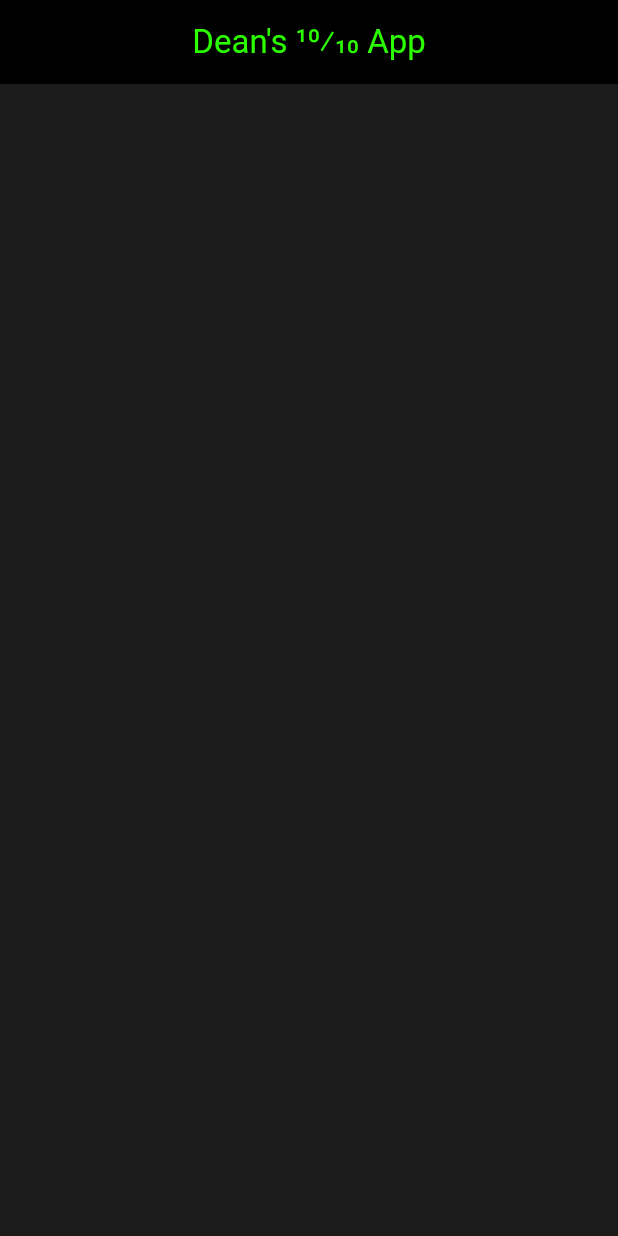
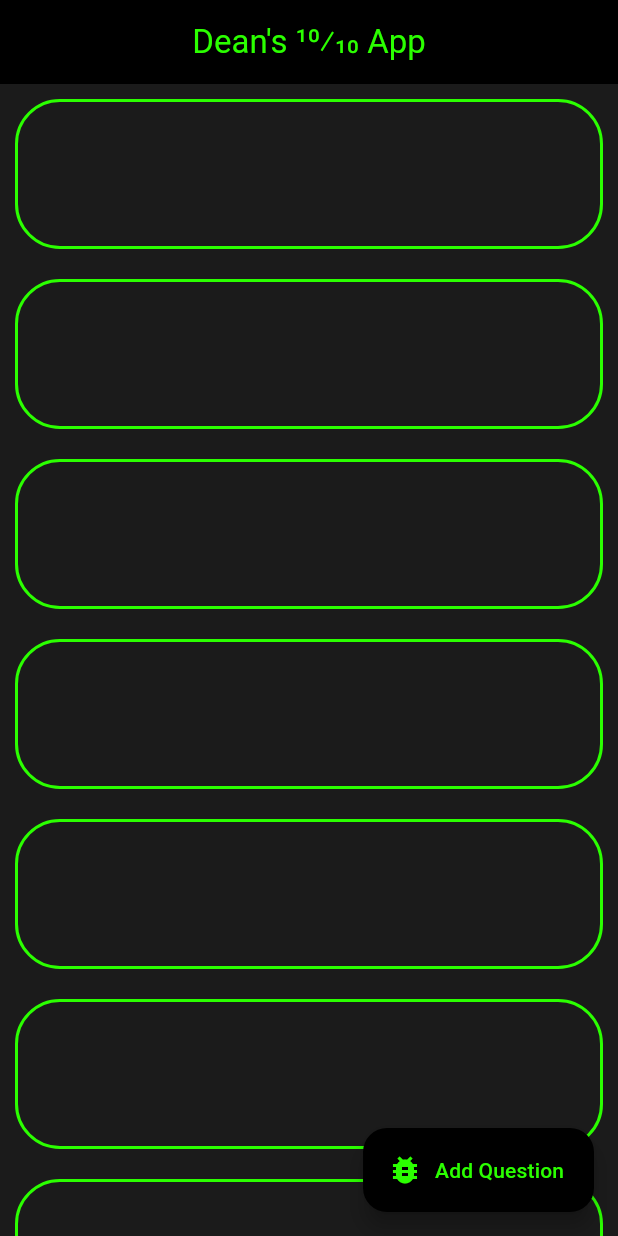
Before and after one commit to De4nWhit3/flutter_task15, a Flutter app: the screen it shows after launch, on a phone screen of 412 x 824 dp. Run offline on Flutter 3.47's test engine with Material 2 defaults, Android fonts, the phone set to English and light mode, and no system bars; our stand-ins replace flutter_staggered_animations.

Commit message:
added question class and template pages with colors

```diff
--- a/lib/main.dart
+++ b/lib/main.dart
@@ -1,7 +1,11 @@
 import 'dart:ui';
 
 import 'package:flutter/material.dart';
+import 'package:flutter_staggered_animations/flutter_staggered_animations.dart';
 
+const Color limeGreen = Color.fromARGB(255, 43, 255, 0);
+const Color fadedBlack = Color.fromARGB(255, 27, 27, 27);
+const Color black = Colors.black;
 void main() {
   runApp(const MyApp());
 }
@@ -17,29 +21,30 @@ class MyApp extends StatelessWidget {
       theme: ThemeData(
         useMaterial3: true,
       ),
-      home: const MyHomePage(),
+      home: const QuestionHomePage(),
       routes: <String, WidgetBuilder>{
-        '/root': (BuildContext context) => const MyHomePage(),
+        '/root': (BuildContext context) => const QuestionHomePage(),
+        '/addQuestion': (BuildContext context) => const AddQuestionScreen(),
+        // '/viewSpecificQuestion':
       },
     );
   }
 }
 
-class MyHomePage extends StatefulWidget {
-  const MyHomePage({super.key});
+class QuestionHomePage extends StatefulWidget {
+  const QuestionHomePage({super.key});
 
   @override
-  State<MyHomePage> createState() => _MyHomePageState();
+  State<QuestionHomePage> createState() => _QuestionHomePageState();
 }
 
-class _MyHomePageState extends State<MyHomePage> {
+class _QuestionHomePageState extends State<QuestionHomePage> {
   @override
   Widget build(BuildContext context) {
-    const Color limeGreen = Color.fromARGB(255, 43, 255, 0);
     return Scaffold(
-      backgroundColor: const Color.fromARGB(255, 27, 27, 27),
+      backgroundColor: fadedBlack,
       appBar: AppBar(
-        backgroundColor: Colors.black,
+        backgroundColor: black,
         centerTitle: true,
         title: const Text(
           'Dean\'s 10/10 App',
@@ -52,11 +57,93 @@ class _MyHomePageState extends State<MyHomePage> {
         ),
       ),
       body: Center(
-        child: Column(
-          mainAxisAlignment: MainAxisAlignment.center,
-          children: <Widget>[],
+        child: ListView.builder(
+          itemCount: 10,
+          itemBuilder: (BuildContext context, int index) {
+            return AnimationConfiguration.staggeredList(
+              position: index,
+              duration: const Duration(milliseconds: 3),
+              child: SlideAnimation(
+                verticalOffset: 50.0,
+                child: FadeInAnimation(
+                  child: Container(
+                    // color: limeGreen,
+                    decoration: BoxDecoration(
+                      border: Border.all(
+                        color: limeGreen,
+                        width: 2,
+                      ),
+                      borderRadius: const BorderRadius.all(
+                        Radius.circular(30),
+                      ),
+                    ),
+                    height: 100,
+                    width: double.infinity,
+                    margin: const EdgeInsets.all(
+                      10,
+                    ),
+                  ),
+                ),
+              ),
+            );
+          },
         ),
       ),
+      floatingActionButton: FloatingActionButton.extended(
+          backgroundColor: black,
+          foregroundColor: limeGreen,
+          icon: const Icon(Icons.bug_report),
+          onPressed: () {
+            Navigator.of(context).pushNamed('/addQuestion');
+          },
+          label: const Text(
+            'Add Question',
+            style: TextStyle(
+                // color: limeGreen,
+                ),
+          )),
     );
   }
 }
+
+class AddQuestionScreen extends StatelessWidget {
+  const AddQuestionScreen({super.key});
+
+  @override
+  Widget build(BuildContext context) {
+    List<String> availableCategories = ["coding", "science", "math"];
+    return Scaffold(
+      backgroundColor: fadedBlack,
+      appBar: AppBar(
+        backgroundColor: black,
+        foregroundColor: limeGreen,
+        title: const Text(
+          'Adding a question',
+          style: TextStyle(
+              // color: limeGreen,
+              ),
+        ),
+      ),
+      body: Placeholder(),
+    );
+  }
+}
+
+class Question {
+  final String question;
+  final String answer;
+  final String category;
+  final String imageURL;
+  final List<String> hints;
+
+  Question(
+      {required this.question,
+      required this.answer,
+      required this.category,
+      required this.imageURL,
+      required this.hints});
+
+  (String, String, String, String, List<String>) getAllData() {
+    return (question, answer, category, imageURL, hints);
+  }
+}
--- a/pubspec.yaml
+++ b/pubspec.yaml
@@ -30,6 +30,7 @@ environment:
 dependencies:
   flutter:
     sdk: flutter
+  flutter_staggered_animations: ^1.0.0
 
 
   # The following adds the Cupertino Icons font to your application.
```
Also changed, not shown: pubspec.lock.
